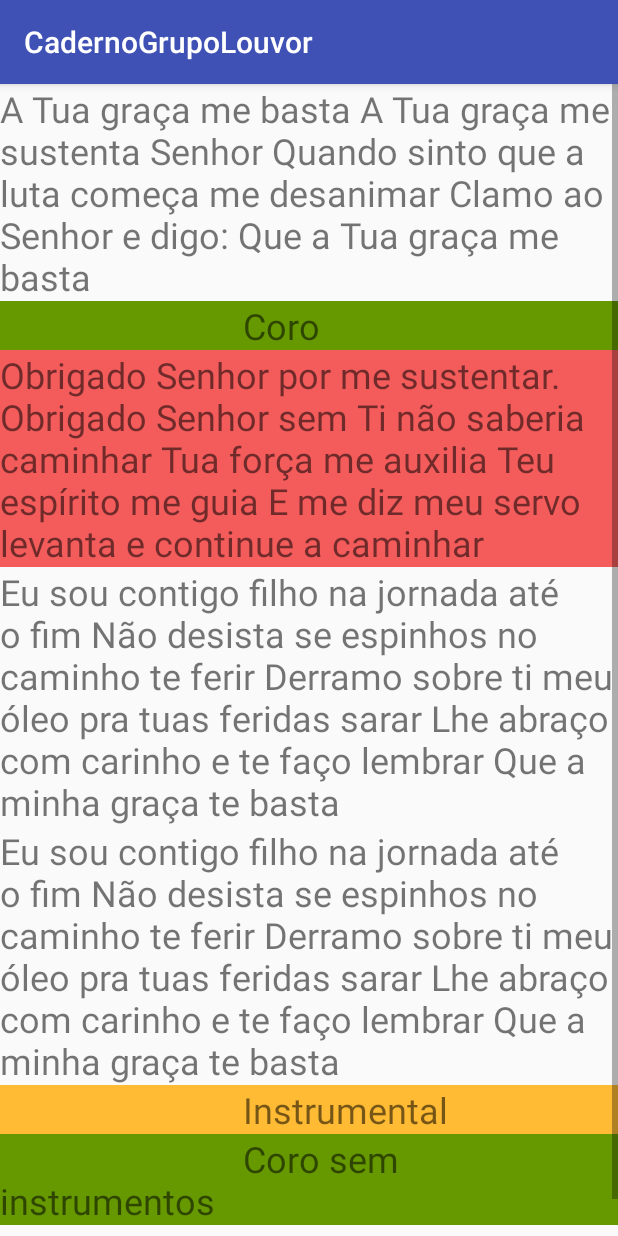
After one commit to shellorangel/CadernoGrupoLouvor, an Android app: the aTuaGracaMeBasta screen opened directly, with no data from a screen before it, on a phone screen of 412 x 824 dp. The commit adds this screen. Run offline under Robolectric (Android 15) with nearby library versions, the phone set to English and light mode, and no system bars.

Commit message:
6 louvores já digitados

```diff
--- a/app/src/main/AndroidManifest.xml
+++ b/app/src/main/AndroidManifest.xml
@@ -20,7 +20,8 @@
         <activity android:name=".MeuPaiQuerido" />
         <activity android:name=".dobroOsMeusJoelhos" />
         <activity android:name=".deixaQueOespiritoSanto" />
-        <activity android:name=".SenteDeusEstaPresente"></activity>
+        <activity android:name=".SenteDeusEstaPresente" />
+        <activity android:name=".aTuaGracaMeBasta"></activity>
     </application>
 
 </manifest>
--- a/app/src/main/java/listalouvores/shello/cadernogrupolouvor/MainActivity.java
+++ b/app/src/main/java/listalouvores/shello/cadernogrupolouvor/MainActivity.java
@@ -64,9 +64,9 @@ public class MainActivity extends AppCompatActivity {
                 if (indice ==3)
                     startActivity(new Intent(MainActivity.this,deixaQueOespiritoSanto.class));
                 if (indice ==4)
-                    Toast.makeText(getApplicationContext(),"Sem categoria",Toast.LENGTH_SHORT).show();
+                    startActivity(new Intent(MainActivity.this,SenteDeusEstaPresente.class));
                 if (indice ==5)
-                    Toast.makeText(getApplicationContext(),"Sem categoria",Toast.LENGTH_SHORT).show();
+                    startActivity(new Intent(MainActivity.this,aTuaGracaMeBasta.class));
                 if (indice ==6)
                     Toast.makeText(getApplicationContext(),"Sem categoria",Toast.LENGTH_SHORT).show();
                 if (indice ==7)
--- /dev/null
+++ b/app/src/main/java/listalouvores/shello/cadernogrupolouvor/aTuaGracaMeBasta.java
@@ -0,0 +1,13 @@
+package listalouvores.shello.cadernogrupolouvor;
+
+import android.support.v7.app.AppCompatActivity;
+import android.os.Bundle;
+
+public class aTuaGracaMeBasta extends AppCompatActivity {
+
+    @Override
+    protected void onCreate(Bundle savedInstanceState) {
+        super.onCreate(savedInstanceState);
+        setContentView(R.layout.activity_a_tua_graca_me_basta);
+    }
+}
--- /dev/null
+++ b/app/src/main/res/layout/activity_a_tua_graca_me_basta.xml
@@ -0,0 +1,82 @@
+<?xml version="1.0" encoding="utf-8"?>
+<RelativeLayout xmlns:android="http://schemas.android.com/apk/res/android"
+    xmlns:app="http://schemas.android.com/apk/res-auto"
+    xmlns:tools="http://schemas.android.com/tools"
+    android:layout_width="match_parent"
+    android:layout_height="match_parent"
+    android:scrollbarAlwaysDrawHorizontalTrack="true"
+    android:scrollbarAlwaysDrawVerticalTrack="true"
+    tools:context=".QuandoChego">
+
+    <ScrollView
+        android:layout_width="match_parent"
+        android:layout_height="match_parent">
+
+        <LinearLayout
+            android:layout_width="match_parent"
+            android:layout_height="wrap_content"
+            android:orientation="vertical" >
+
+            <TextView
+                android:id="@+id/textView1"
+                android:layout_width="match_parent"
+                android:layout_height="wrap_content"
+                android:text="A Tua graça me basta A Tua graça me sustenta Senhor Quando sinto que a luta começa me desanimar Clamo ao Senhor e digo: Que a Tua graça me basta "
+                android:textSize="24sp" />
+
+            <TextView
+                android:id="@+id/textView2"
+                android:layout_width="match_parent"
+                android:layout_height="wrap_content"
+                android:background="@android:color/holo_green_dark"
+                android:text="                           Coro"
+                android:textSize="24sp" />
+
+            <TextView
+                android:id="@+id/textView3"
+                android:layout_width="match_parent"
+                android:layout_height="wrap_content"
+                android:background="#f45c5c"
+                android:text="Obrigado Senhor por me sustentar. Obrigado Senhor sem Ti não saberia caminhar Tua força me auxilia Teu espírito me guia E me diz meu servo levanta e continue a caminhar "
+                android:textSize="24sp" />
+
+            <TextView
+                android:id="@+id/textView4"
+                android:layout_width="match_parent"
+                android:layout_height="wrap_content"
+                android:text="Eu sou contigo filho na jornada até o fim Não desista se espinhos no caminho te ferir Derramo sobre ti meu óleo pra tuas feridas sarar Lhe abraço com carinho e te faço lembrar Que a minha graça te basta "
+                android:textSize="24sp" />
+
+            <TextView
+                android:id="@+id/textView15"
+                android:layout_width="match_parent"
+                android:layout_height="wrap_content"
+                android:text="Eu sou contigo filho na jornada até o fim Não desista se espinhos no caminho te ferir Derramo sobre ti meu óleo pra tuas feridas sarar Lhe abraço com carinho e te faço lembrar Que a minha graça te basta "
+                android:textSize="24sp" />
+
+            <TextView
+                android:id="@+id/textView5"
+                android:layout_width="match_parent"
+                android:layout_height="wrap_content"
+                android:background="@android:color/holo_orange_light"
+                android:text="                           Instrumental"
+                android:textSize="24sp" />
+
+            <TextView
+                android:id="@+id/textView6"
+                android:layout_width="match_parent"
+                android:layout_height="wrap_content"
+                android:background="@android:color/holo_green_dark"
+                android:text="                           Coro sem instrumentos"
+                android:textSize="24sp" />
+
+            <TextView
+                android:id="@+id/textView7"
+                android:layout_width="match_parent"
+                android:layout_height="wrap_content"
+                android:text="Porque a minha graça te basta."
+                android:textSize="24sp" />
+
+        </LinearLayout>
+    </ScrollView>
+</RelativeLayout>
--- a/app/src/main/res/layout/activity_sente_deus_esta_presente.xml
+++ b/app/src/main/res/layout/activity_sente_deus_esta_presente.xml
@@ -21,7 +21,7 @@
                 android:id="@+id/textView1"
                 android:layout_width="match_parent"
                 android:layout_height="wrap_content"
-                android:text="Quando chego em Tua casa dobro os meu joelhos,  começo a orar. /  Sinto algo tão divino, tão maravilhoso,  começo a chorar . /  Sinto um calor tão forte que vai aquecendo o meu coração.   /               Sei que és o meu Jesus e já ouviu minha oração. /"
+                android:text="Sente Deus está presente no meio de um povo, um povo que é fiel. Sente Jesus está tão perto e com braços abertos te quer abençoar. "
                 android:textSize="24sp" />
 
             <TextView
@@ -29,7 +29,7 @@
                 android:layout_width="match_parent"
                 android:layout_height="wrap_content"
                 android:background="@android:color/holo_green_dark"
-                android:text="                           Coro"
+                android:text="                           Coro 2X"
                 android:textSize="24sp" />
 
             <TextView
@@ -37,14 +37,14 @@
                 android:layout_width="match_parent"
                 android:layout_height="wrap_content"
                 android:background="#f45c5c"
-                android:text="Jesus vem tocar em minha vida.  / Trazendo um pouco de alegria para este pobre, pobre coração . /                      Jesus pela fé agora eu vejo     /        Um anjo trazendo a vitória                e ele entrega em minhas mãos."
+                android:text="Deixa o Espírito Santo levar todo o seu pranto nesta visitação. Chora mais chora de alegria é tudo que precisas Jesus no coração. "
                 android:textSize="24sp" />
 
             <TextView
                 android:id="@+id/textView4"
                 android:layout_width="match_parent"
                 android:layout_height="wrap_content"
-                android:text="Se estas amargurado, se estás cansado de tanto sofrer. / Suas forças já se foram você até pensa que não vai vencer. / Levanta teus olhos agora,  veja a vitória perto de você. / Jesus Cristo esta aqui e esta dizendo você vai vencer."
+                android:text="Jesus no coração."
                 android:textSize="24sp" />
 
         </LinearLayout>
```
